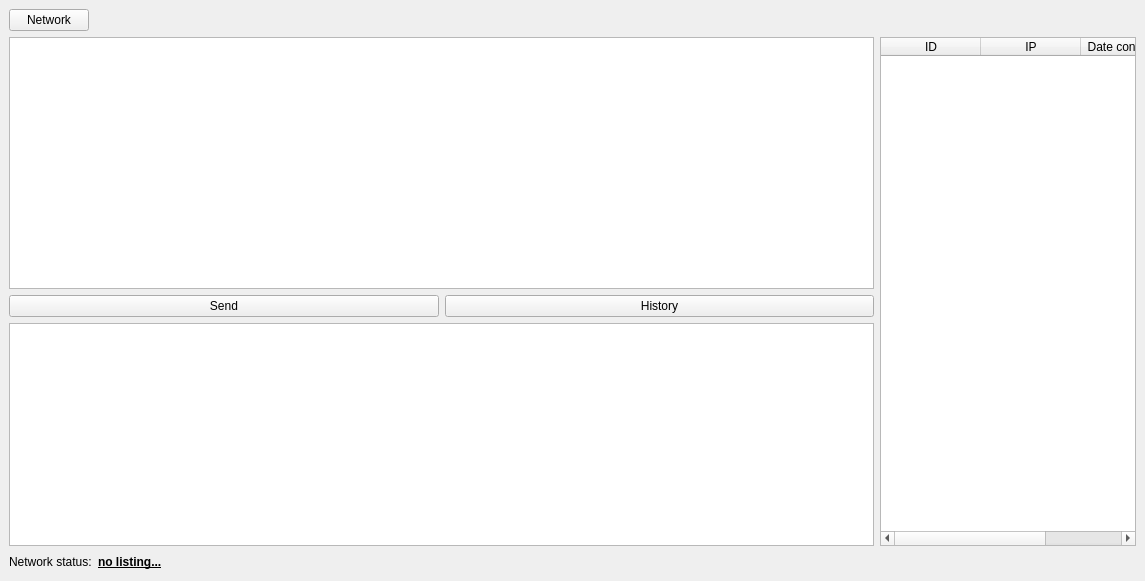
bk-ru/OneDayCode, file tcp_chat/server/server/mainwindow.ui: the form before one commit.
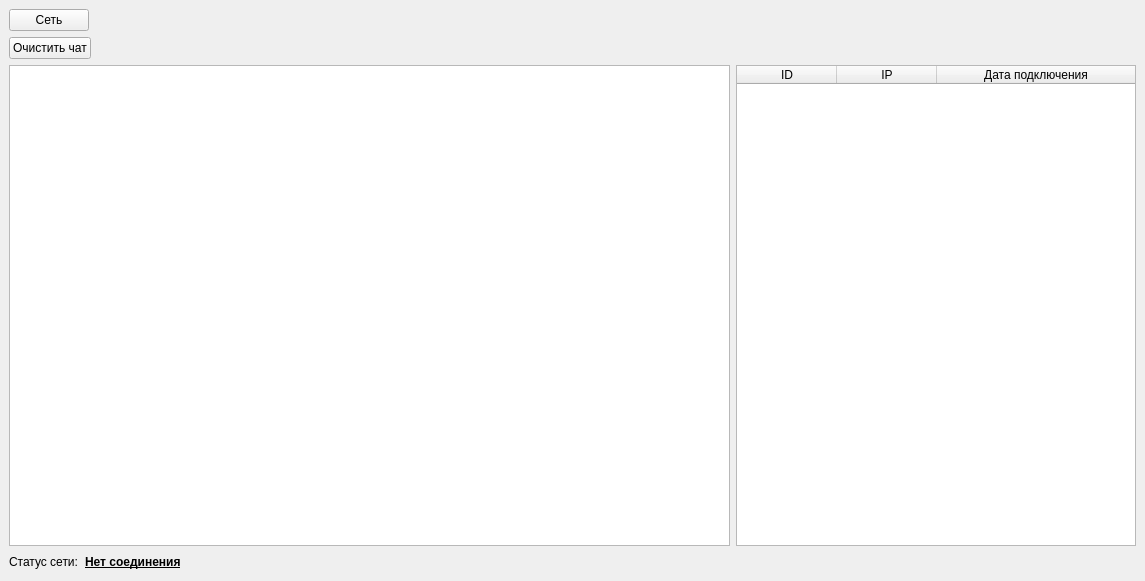
The form after the commit.

Patch:
```diff
--- a/tcp_chat/server/server/mainwindow.ui
+++ b/tcp_chat/server/server/mainwindow.ui
@@ -20,13 +20,13 @@
    <string>MainWindow</string>
   </property>
   <widget class="QWidget" name="centralwidget">
-   <layout class="QVBoxLayout" name="verticalLayout_4">
+   <layout class="QVBoxLayout" name="verticalLayout">
     <item>
      <layout class="QHBoxLayout" name="horizontalLayout_5">
       <item>
        <widget class="QPushButton" name="network">
         <property name="text">
-         <string>Network</string>
+         <string>Сеть</string>
         </property>
        </widget>
       </item>
@@ -46,10 +46,34 @@
      </layout>
     </item>
     <item>
+     <layout class="QVBoxLayout" name="verticalLayout_4">
+      <item>
+       <layout class="QHBoxLayout" name="horizontalLayout">
+        <item>
+         <widget class="QPushButton" name="clearChat">
+          <property name="text">
+           <string>Очистить чат</string>
+          </property>
+         </widget>
+        </item>
+        <item>
+         <spacer name="horizontalSpacer_3">
+          <property name="orientation">
+           <enum>Qt::Horizontal</enum>
+          </property>
+          <property name="sizeHint" stdset="0">
+           <size>
+            <width>40</width>
+            <height>20</height>
+           </size>
+          </property>
+         </spacer>
+        </item>
+       </layout>
+      </item>
+      <item>
      <layout class="QHBoxLayout" name="horizontalLayout_2">
       <item>
-       <layout class="QVBoxLayout" name="verticalLayout">
-        <item>
          <widget class="QTextBrowser" name="textBrowser">
           <property name="enabled">
            <bool>true</bool>
@@ -57,34 +81,13 @@
          </widget>
         </item>
         <item>
-         <layout class="QVBoxLayout" name="verticalLayout_2">
-          <item>
-           <layout class="QHBoxLayout" name="horizontalLayout_7">
-            <item>
-             <widget class="QPushButton" name="send">
-              <property name="text">
-               <string>Send</string>
-              </property>
-             </widget>
-            </item>
-            <item>
-             <widget class="QPushButton" name="history">
-              <property name="text">
-               <string>History</string>
-              </property>
-             </widget>
-            </item>
-           </layout>
-          </item>
-          <item>
-           <widget class="QTextEdit" name="textEdit"/>
-          </item>
-         </layout>
-        </item>
-       </layout>
-      </item>
-      <item alignment="Qt::AlignRight">
        <widget class="QTableWidget" name="ClientTable">
+          <property name="maximumSize">
+           <size>
+            <width>400</width>
+            <height>16777215</height>
+           </size>
+          </property>
         <property name="editTriggers">
          <set>QAbstractItemView::NoEditTriggers</set>
         </property>
@@ -94,6 +97,9 @@
         <property name="selectionBehavior">
          <enum>QAbstractItemView::SelectRows</enum>
         </property>
+          <attribute name="horizontalHeaderStretchLastSection">
+           <bool>true</bool>
+          </attribute>
         <column>
          <property name="text">
           <string>ID</string>
@@ -106,10 +112,12 @@
         </column>
         <column>
          <property name="text">
-          <string>Date connection</string>
+            <string>Дата подключения</string>
          </property>
         </column>
        </widget>
+        </item>
+       </layout>
       </item>
      </layout>
     </item>
@@ -118,7 +126,7 @@
       <item>
        <widget class="QLabel" name="label_3">
         <property name="text">
-         <string>Network status:</string>
+         <string>Статус сети:</string>
         </property>
        </widget>
       </item>
@@ -132,7 +140,7 @@
          </font>
         </property>
         <property name="text">
-         <string>no listing...</string>
+         <string>Нет соединения</string>
         </property>
        </widget>
       </item>
```
Lines whose indentation alone changed are shown as unchanged.
